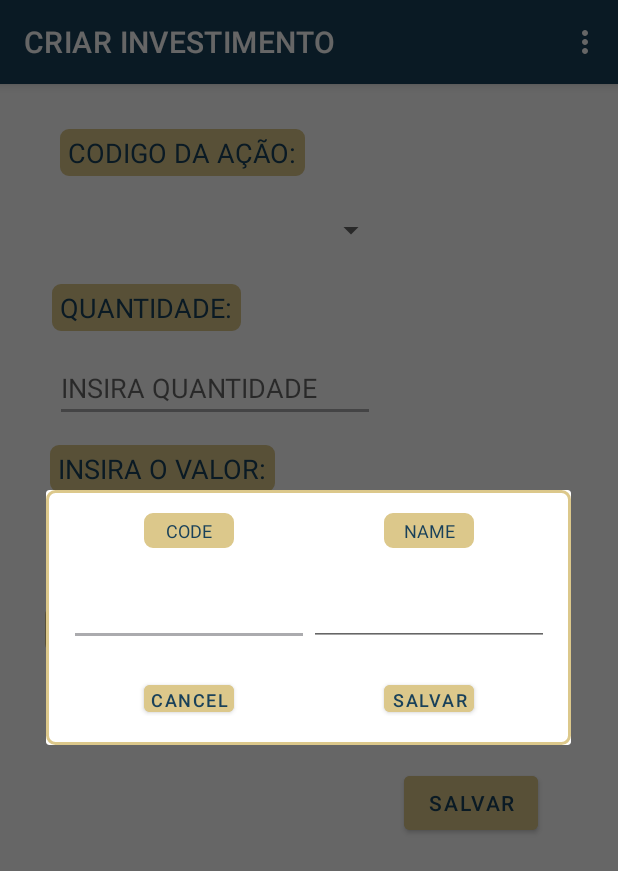
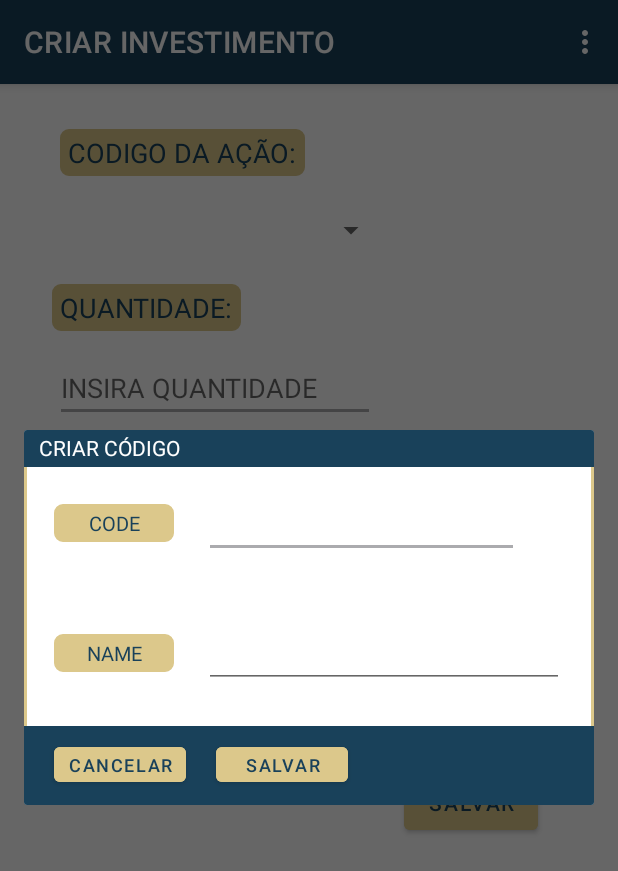
Before and after one commit to alexandreviegasbetti/investment-portfolio, an Android app: the FormCreateItemActivity screen opened directly, with no data from a screen before it, in the options menu, after a tap on "CRIAR CÓDIGO", on a phone screen of 412 x 824 dp. Shown: the top 871 px of the screen. Run offline under Robolectric (Android 15) with nearby library versions, the phone set to English and light mode, and no system bars; our stand-ins replace Firebase (no records; nobody signed in at launch, a user with empty details on screens opened directly).

Commit message:
ajuste dialog layout

```diff
--- a/app/src/main/res/drawable/border_layout_investment.xml
+++ b/app/src/main/res/drawable/border_layout_investment.xml
@@ -1,7 +1,7 @@
 <shape xmlns:android="http://schemas.android.com/apk/res/android"
     android:shape="rectangle">
     <corners
-        android:radius="5dp"
+        android:radius="4dp"
         />
     <stroke
         android:width="2dp"
--- a/app/src/main/res/layout/dialog_create_company.xml
+++ b/app/src/main/res/layout/dialog_create_company.xml
@@ -1,106 +1,134 @@
 <?xml version="1.0" encoding="utf-8"?>
 <LinearLayout xmlns:android="http://schemas.android.com/apk/res/android"
-    android:padding="15dp"
     android:id="@+id/listBackground"
-    android:layout_width="350dp"
-    android:layout_height="170dp"
+    android:layout_width="match_parent"
+    android:layout_height="250dp"
     android:background="@drawable/border_layout_investment"
-    android:orientation="horizontal">
+    android:orientation="vertical">
 
     <LinearLayout
-        android:layout_width="160dp"
-        android:layout_height="135dp"
+        android:layout_width="fill_parent"
+        android:layout_height="fill_parent"
+        android:layout_weight="0.69"
+        android:background="@color/string_tv"
         android:orientation="vertical">
+
+        <TextView
+            android:layout_width="match_parent"
+            android:layout_height="wrap_content"
+            android:text="@string/new_code"
+            android:layout_marginLeft="10dp"
+            android:layout_marginTop="2dp"
+            android:textColor="@color/white"/>
+
+    </LinearLayout>
+
+    <LinearLayout
+        android:layout_width="fill_parent"
+        android:layout_height="fill_parent"
+        android:layout_weight="0.5"
+        android:orientation="horizontal">
+
         <TextView
             android:id="@+id/textViewCode"
-            android:layout_width="60dp"
+            android:layout_width="80dp"
             android:layout_height="wrap_content"
             android:background="@drawable/border_text_view"
-            android:layout_marginLeft="50dp"
             android:paddingLeft="5dp"
+            android:paddingTop="3dp"
             android:paddingRight="5dp"
-            android:paddingTop="3dp"
             android:paddingBottom="3dp"
+            android:layout_marginTop="15dp"
+            android:layout_marginLeft="20dp"
             android:text="CODE"
+            android:textSize="13dp"
             android:textAlignment="center"
-            android:textColor="@color/string_tv"
-            android:textSize="12dp"
-           />
+            android:textColor="@color/string_tv"/>
+
         <EditText
             android:id="@+id/codeDialog"
+            android:layout_width="wrap_content"
             android:layout_height="45dp"
-            android:layout_marginTop="20dp"
-            android:layout_width="match_parent"
-            android:ems="10"
-            android:textAlignment="center"
+            android:layout_marginLeft="20dp"
+            android:layout_marginRight="20dp"
+            android:layout_marginTop="15dp"
+            android:ems="15"
             android:inputType="none"
-            android:textSize="12dp"
-            />
-
-        <Button
-            android:layout_marginLeft="50dp"
-            android:layout_marginTop="20dp"
-            android:id="@+id/btnCancelDialog"
-            android:layout_width="60dp"
-            android:layout_height="30dp"
-            android:padding="1dp"
-            android:backgroundTint="@color/background_btn"
-            android:text="Cancel"
-            android:textColor="@color/string_btn"
             android:textSize="12dp" />
 
     </LinearLayout>
 
     <LinearLayout
-        android:layout_width="160dp"
-        android:layout_height="135dp"
-        android:orientation="vertical">
+        android:layout_width="fill_parent"
+        android:layout_height="fill_parent"
+        android:layout_weight="0.5"
+        android:orientation="horizontal">
 
         <TextView
-            android:layout_marginLeft="50dp"
-            android:textAlignment="center"
             android:id="@+id/textViewName"
-            android:layout_width="60dp"
+            android:layout_width="80dp"
             android:layout_height="wrap_content"
             android:background="@drawable/border_text_view"
             android:paddingLeft="5dp"
+            android:paddingTop="3dp"
             android:paddingRight="5dp"
-            android:paddingTop="3dp"
             android:paddingBottom="3dp"
+            android:layout_marginTop="15dp"
+            android:layout_marginLeft="20dp"
             android:text="NAME"
-            android:textColor="@color/string_tv"
-            android:textSize="12dp"
-            />
+            android:textSize="13dp"
+            android:textAlignment="center"
+            android:textColor="@color/string_tv"/>
 
         <EditText
             android:id="@+id/nameDialog"
+            android:layout_width="wrap_content"
             android:layout_height="45dp"
-            android:layout_marginTop="20dp"
-            android:layout_width="match_parent"
-            android:ems="10"
-            android:textAlignment="center"
+            android:layout_marginLeft="20dp"
+            android:layout_marginRight="20dp"
+            android:layout_marginTop="15dp"
+            android:ems="15"
             android:inputType="none"
-            android:textSize="12dp"
-            />
+            android:textSize="13dp" />
+
+    </LinearLayout>
+
+
+    <LinearLayout
+        android:layout_width="fill_parent"
+        android:layout_height="fill_parent"
+        android:layout_weight="0.6"
+        android:background="@color/string_tv"
+        android:orientation="horizontal">
 
         <Button
-            android:layout_marginLeft="50dp"
-            android:layout_marginTop="20dp"
+            android:id="@+id/btnCancelDialog"
+            android:layout_width="wrap_content"
+            android:layout_height="35dp"
+            android:layout_marginLeft="20dp"
+            android:layout_marginTop="8dp"
+            android:layout_marginBottom="10dp"
+            android:backgroundTint="@color/background_btn"
+            android:padding="1dp"
+            android:text="@string/btn_cancel"
+            android:textColor="@color/string_btn"
+            android:textSize="12dp" />
+
+        <Button
             android:id="@+id/btnSaveDialog"
-            android:layout_width="60dp"
-            android:layout_height="30dp"
+            android:layout_width="wrap_content"
+            android:layout_height="35dp"
+            android:layout_marginLeft="20dp"
+            android:layout_marginTop="8dp"
+            android:layout_marginBottom="10dp"
+            android:backgroundTint="@color/background_btn"
             android:padding="1dp"
-            android:backgroundTint="@color/background_btn"
             android:text="@string/btn_save"
             android:textColor="@color/string_btn"
             android:textSize="12dp" />
 
+
     </LinearLayout>
 
 
-
-
-
-
-
 </LinearLayout>
--- a/app/src/main/res/values/strings.xml
+++ b/app/src/main/res/values/strings.xml
@@ -12,6 +12,7 @@
     <string name="purchase_date">DATA DA COMPRA:</string>
     <string name="hint_insert_purchase_date"> DD/MM/AAAA</string>
     <string name="btn_save">SALVAR</string>
+    <string name="btn_cancel">CANCELAR</string>
     <string name="fields_validation">TODOS CAMPOS DEVEM SER PREENCHIDOS!</string>
     <string name="attention">ATENÇÃO</string>
     <string name="cancel">CANCELAR</string>
```
